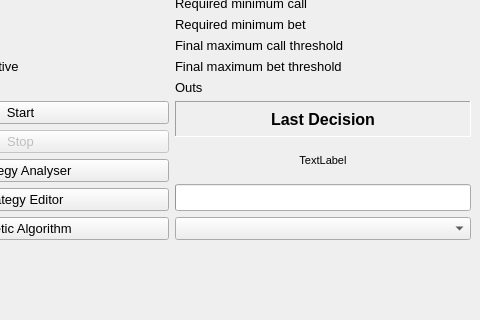
The window that gui/gui_qt_ui.ui (dickreuter/Poker) describes before a commit, drawn with Qt 5; both pictures show x 137 to 617 and y 128 to 448 of the 617 by 713 pixel window.
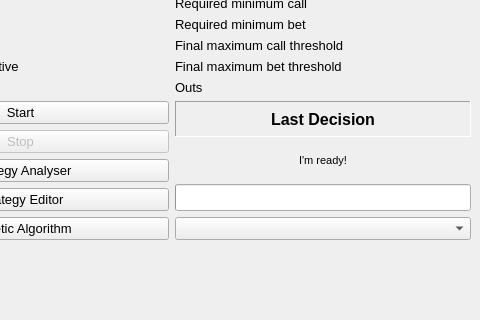
The same window after the commit.

Diff of the .ui file:
```diff
--- a/gui/gui_qt_ui.ui
+++ b/gui/gui_qt_ui.ui
@@ -270,7 +270,7 @@
          <enum>QFrame::Sunken</enum>
         </property>
         <property name="text">
-         <string>TextLabel</string>
+         <string>I'm ready!</string>
         </property>
         <property name="alignment">
          <set>Qt::AlignCenter</set>
```
